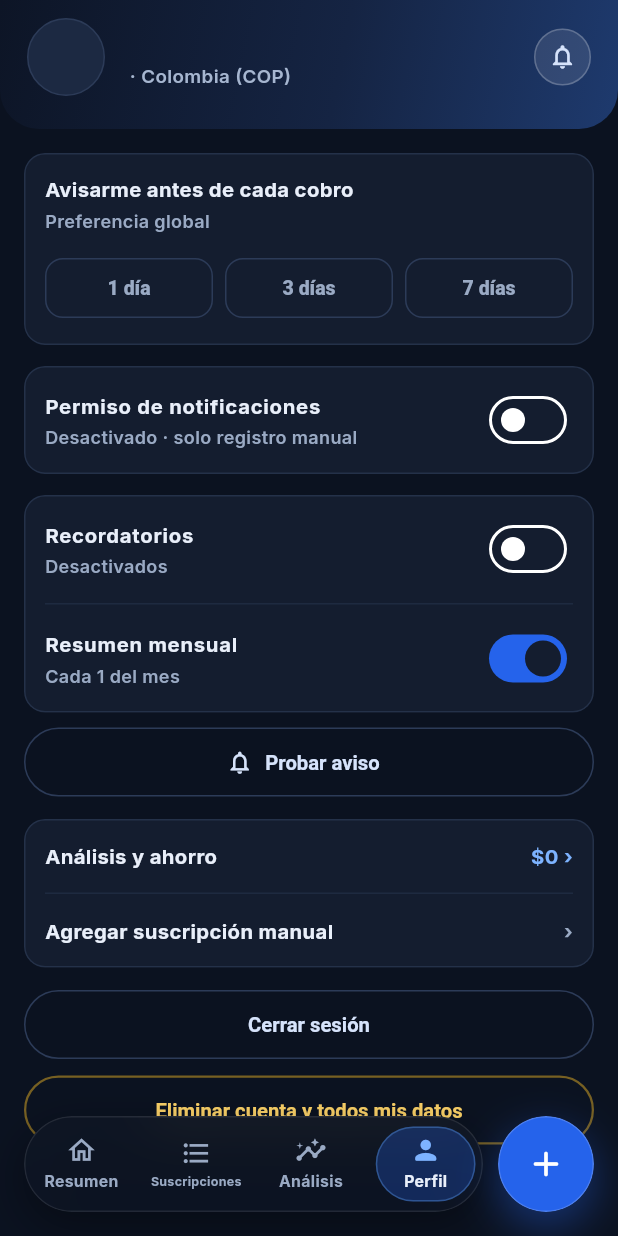
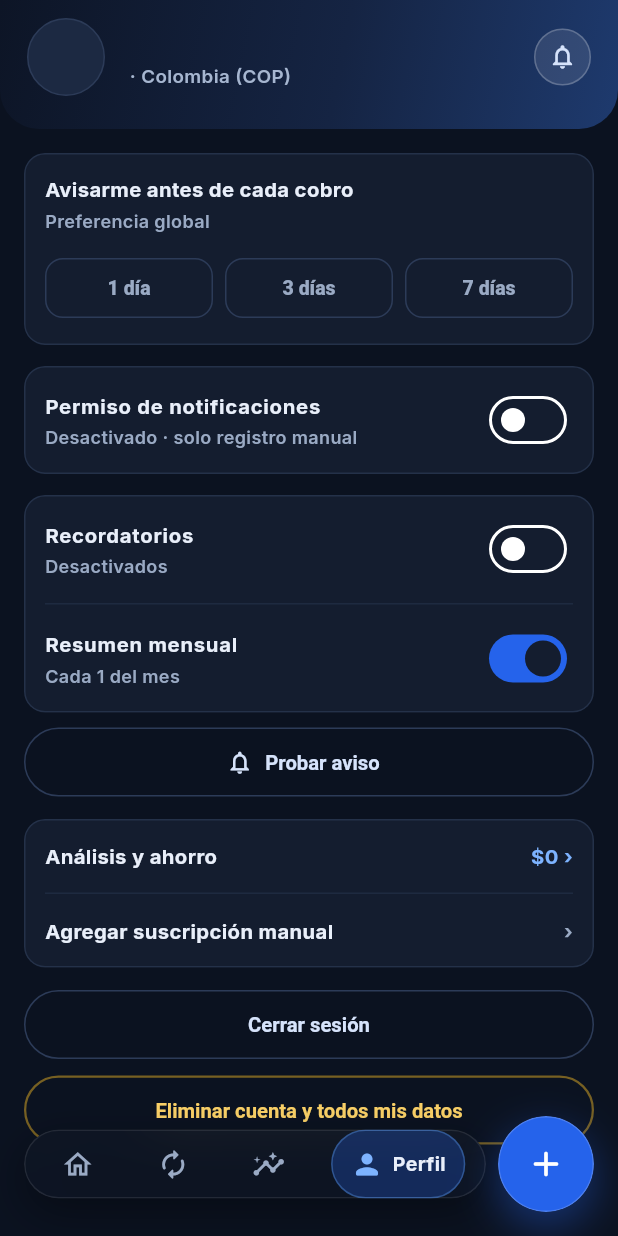
Before and after one commit to DBR130/Suscripciones, a Flutter app: the AppShell screen opened directly with empty values, after a tap on the "person outline" icon, after a tap on "Recordatorios", on a phone screen of 412 x 824 dp. Run offline on Flutter 3.47's test engine with Material 3 defaults, Android fonts, the phone set to English and light mode, and no system bars; our stand-ins replace fl_chart, flutter_local_notifications, flutter_secure_storage, flutter_svg, go_router, timezone; accounts and stored records are empty; network calls fail; project files that could hold a hidden picture were left out.

Commit message:
Barra flotante: solo iconos en las inactivas, pildora con nombre que se ensancha, icono de renovacion y etiquetas semanticas
Co-Authored-By: Claude Opus 5.5 <noreply@anthropic.com>

```diff
--- a/lib/widgets/app_shell.dart
+++ b/lib/widgets/app_shell.dart
@@ -39,8 +39,10 @@ class AppShell extends StatefulWidget {
     (ruta: Routers.dashboard, icono: Icons.home_outlined, activo: Icons.home_rounded, texto: 'Resumen'),
     (
       ruta: Routers.suscripciones,
-      icono: Icons.format_list_bulleted,
-      activo: Icons.format_list_bulleted_rounded,
+      // Flechas de renovación: "cobro que se repite" (las líneas de lista
+      // parecían un menú).
+      icono: Icons.autorenew_rounded,
+      activo: Icons.autorenew_rounded,
       texto: 'Suscripciones',
     ),
     (ruta: Routers.analisis, icono: Icons.insights_outlined, activo: Icons.insights_rounded, texto: 'Análisis'),
@@ -125,7 +127,7 @@ class _BarraFlotante extends StatelessWidget {
                   child: _Pestanas(activa: activa, onPestana: onPestana),
                 ),
               ),
-              const SizedBox(width: 10),
+              const SizedBox(width: 8),
               Semantics(
                 button: true,
                 label: 'Agregar suscripción',
@@ -193,56 +195,38 @@ class _Vidrio extends StatelessWidget {
   }
 }
 
-/// Las 4 pestañas con la "píldora" de la activa, que se desliza entre ellas.
+/// Las 4 pestañas. Las inactivas muestran solo el ícono; la activa, ícono y
+/// nombre dentro de una píldora que se ensancha con una animación suave.
 class _Pestanas extends StatelessWidget {
   const _Pestanas({required this.activa, required this.onPestana});
 
   final int activa;
   final ValueChanged<int> onPestana;
 
-  @override
-  Widget build(BuildContext context) {
-    final reducir = MediaQuery.of(context).disableAnimations;
-    const n = 4;
-    return LayoutBuilder(builder: (context, restricciones) {
-      final ancho = restricciones.maxWidth / n;
-      return Stack(
-        children: [
-          AnimatedPositioned(
-            duration: reducir ? Duration.zero : const Duration(milliseconds: 320),
-            curve: Curves.easeOutCubic,
-            left: (activa < 0 ? 0 : activa) * ancho + 5,
-            width: ancho - 10,
-            top: 7,
-            bottom: 7,
-            child: AnimatedOpacity(
-              opacity: activa < 0 ? 0 : 1,
-              duration: reducir ? Duration.zero : const Duration(milliseconds: 200),
-              child: DecoratedBox(
-                decoration: BoxDecoration(
-                  color: AppColors.primary.withValues(alpha: 0.28),
-                  borderRadius: BorderRadius.circular(99),
-                  border: Border.all(color: AppColors.accent.withValues(alpha: 0.35)),
-                ),
-              ),
-            ),
-          ),
-          Row(
-            children: [
-              for (final (i, p) in AppShell._pestanas.indexed)
-                Expanded(
-                  child: _Pestana(
+  Widget _pestana(int i, ({String ruta, IconData icono, IconData activo, String texto}) p) => _Pestana(
         icono: i == activa ? p.activo : p.icono,
         texto: p.texto,
         activa: i == activa,
         onTap: () => onPestana(i),
-                  ),
-                ),
+      );
+
+  @override
+  Widget build(BuildContext context) {
+    return Padding(
+      padding: const EdgeInsets.symmetric(horizontal: 4),
+      child: Row(
+        mainAxisAlignment: MainAxisAlignment.spaceAround,
+        children: [
+          for (final (i, p) in AppShell._pestanas.indexed)
+            if (i == activa)
+              // Solo la activa es flexible: toma el ancho de su nombre y, en
+              // pantallas angostas, se ajusta en vez de desbordarse.
+              Flexible(child: _pestana(i, p))
+            else
+              _pestana(i, p),
         ],
       ),
-        ],
     );
-    });
   }
 }
 
@@ -259,35 +243,70 @@ class _Pestana extends StatelessWidget {
   final bool activa;
   final VoidCallback onTap;
 
+  static const Duration _duracion = Duration(milliseconds: 300);
+
   @override
   Widget build(BuildContext context) {
-    final color = activa ? AppColors.text : AppColors.muted;
+    final duracion = MediaQuery.of(context).disableAnimations ? Duration.zero : _duracion;
+    // Lectores de pantalla: el nombre siempre (también en las inactivas). Al
+    // mantener presionado se ve el nombre en un tooltip.
     return Semantics(
+      container: true,
       selected: activa,
       button: true,
+      label: texto,
+      excludeSemantics: true,
+      child: Tooltip(
+        message: texto,
+        excludeFromSemantics: true,
         child: Presionable(
           onTap: onTap,
-        escala: 0.9,
-        child: Padding(
-          padding: const EdgeInsets.symmetric(horizontal: 8),
-          child: Column(
-            mainAxisAlignment: MainAxisAlignment.center,
+          escala: 0.92,
+          child: AnimatedContainer(
+            duration: duracion,
+            curve: Curves.easeOutCubic,
+            height: 46,
+            constraints: const BoxConstraints(minWidth: 42),
+            padding: EdgeInsets.symmetric(horizontal: activa ? 12 : 10),
+            decoration: BoxDecoration(
+              color: activa ? AppColors.primary.withValues(alpha: 0.28) : AppColors.primary.withValues(alpha: 0),
+              borderRadius: BorderRadius.circular(99),
+              border: Border.all(
+                color: activa ? AppColors.accent.withValues(alpha: 0.35) : AppColors.accent.withValues(alpha: 0),
+              ),
+            ),
+            child: Row(
+              mainAxisSize: MainAxisSize.min,
               children: [
-              Icon(icono, size: 21, color: activa ? AppColors.link : AppColors.muted),
-              const SizedBox(height: 3),
-              // "Suscripciones" se reduce un poco en pantallas angostas.
-              FittedBox(
-                fit: BoxFit.scaleDown,
+                Icon(icono, size: 22, color: activa ? AppColors.link : AppColors.muted),
+                // El nombre aparece y la píldora crece a su ancho.
+                Flexible(
+                  child: AnimatedSize(
+                    duration: duracion,
+                    curve: Curves.easeOutCubic,
+                    child: activa
+                        ? Padding(
+                            padding: const EdgeInsets.only(left: 6),
                             child: Text(
                               texto,
                               maxLines: 1,
-                  style: TextStyle(color: color, fontSize: 10.5, fontWeight: FontWeight.w700),
+                              softWrap: false,
+                              overflow: TextOverflow.fade,
+                              style: const TextStyle(
+                                color: AppColors.text,
+                                fontSize: 13,
+                                fontWeight: FontWeight.w700,
+                              ),
+                            ),
+                          )
+                        : const SizedBox.shrink(),
                   ),
                 ),
               ],
             ),
           ),
         ),
+      ),
     );
   }
 }
```
Also changed, not shown: 2 other files. Lines whose indentation alone changed are shown as unchanged.
